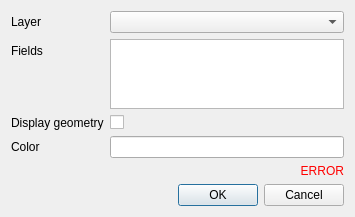
3liz/lizmap-plugin, file resources/ui/ui_form_tooltip.ui: the form before one commit.
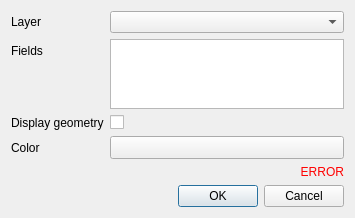
The form after the commit. Custom widgets are drawn as their Qt base class.

Commit message: re-enable color button

The edit to the form file:
```diff
--- a/resources/ui/ui_form_tooltip.ui
+++ b/resources/ui/ui_form_tooltip.ui
@@ -58,7 +58,14 @@
       </widget>
      </item>
      <item row="3" column="1">
-      <widget class="QLineEdit" name="color"/>
+      <widget class="QgsColorButton" name="color">
+       <property name="sizePolicy">
+        <sizepolicy hsizetype="Minimum" vsizetype="Fixed">
+         <horstretch>0</horstretch>
+         <verstretch>0</verstretch>
+        </sizepolicy>
+       </property>
+      </widget>
      </item>
      <item row="1" column="1">
       <widget class="ListFieldsSelection" name="fields"/>
@@ -91,6 +98,11 @@
   </layout>
  </widget>
  <customwidgets>
+  <customwidget>
+   <class>QgsColorButton</class>
+   <extends>QToolButton</extends>
+   <header>qgis.gui</header>
+  </customwidget>
   <customwidget>
    <class>QgsMapLayerComboBox</class>
    <extends>QComboBox</extends>
```
The commit also changes 1 other file.
